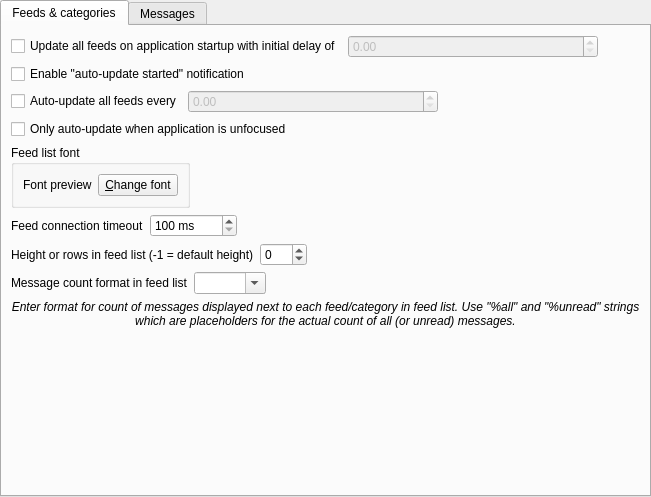
norbusan/rssguard-debian, file src/librssguard/gui/settings/settingsfeedsmessages.ui: the form before one commit.
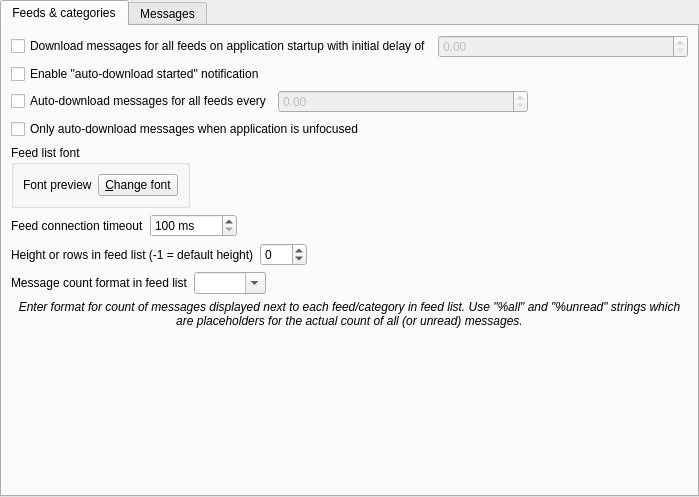
The form after the commit. Custom widgets are drawn as their Qt base class.

```diff
--- a/src/librssguard/gui/settings/settingsfeedsmessages.ui
+++ b/src/librssguard/gui/settings/settingsfeedsmessages.ui
@@ -38,7 +38,7 @@
          <item>
           <widget class="QCheckBox" name="m_checkUpdateAllFeedsOnStartup">
            <property name="text">
-            <string>Update all feeds on application startup with initial delay of</string>
+            <string>Download messages for all feeds on application startup with initial delay of</string>
            </property>
           </widget>
          </item>
@@ -66,14 +66,14 @@
        <item row="1" column="0">
         <widget class="QCheckBox" name="m_checkAutoUpdateNotification">
          <property name="text">
-          <string>Enable &quot;auto-update started&quot; notification</string>
+          <string>Enable &quot;auto-download started&quot; notification</string>
          </property>
         </widget>
        </item>
        <item row="3" column="0">
         <widget class="QCheckBox" name="m_checkAutoUpdateOnlyUnfocused">
          <property name="text">
-          <string>Only auto-update when application is unfocused</string>
+          <string>Only auto-download messages when application is unfocused</string>
          </property>
         </widget>
        </item>
@@ -189,7 +189,7 @@
          <item>
           <widget class="QCheckBox" name="m_checkAutoUpdate">
            <property name="text">
-            <string>Auto-update all feeds every</string>
+            <string>Auto-download messages for all feeds every</string>
            </property>
           </widget>
          </item>
```
